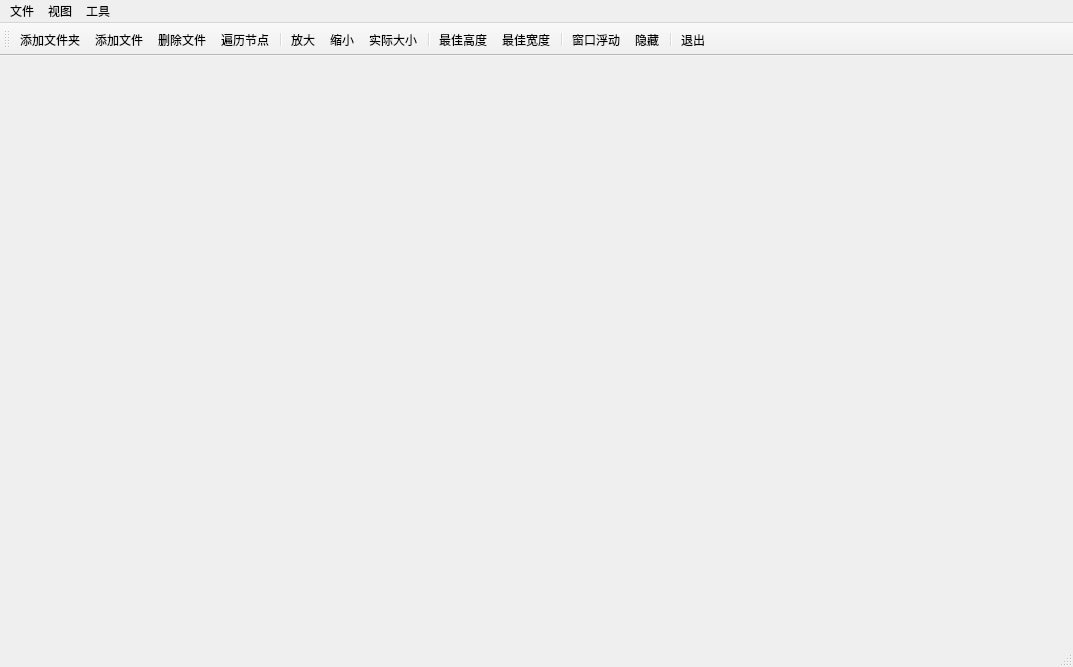
StoneHappy/Qt-begin, file src/Runtime/Series/j_ExQTreeWidget/ExQTreeWidget.ui: the form before one commit.
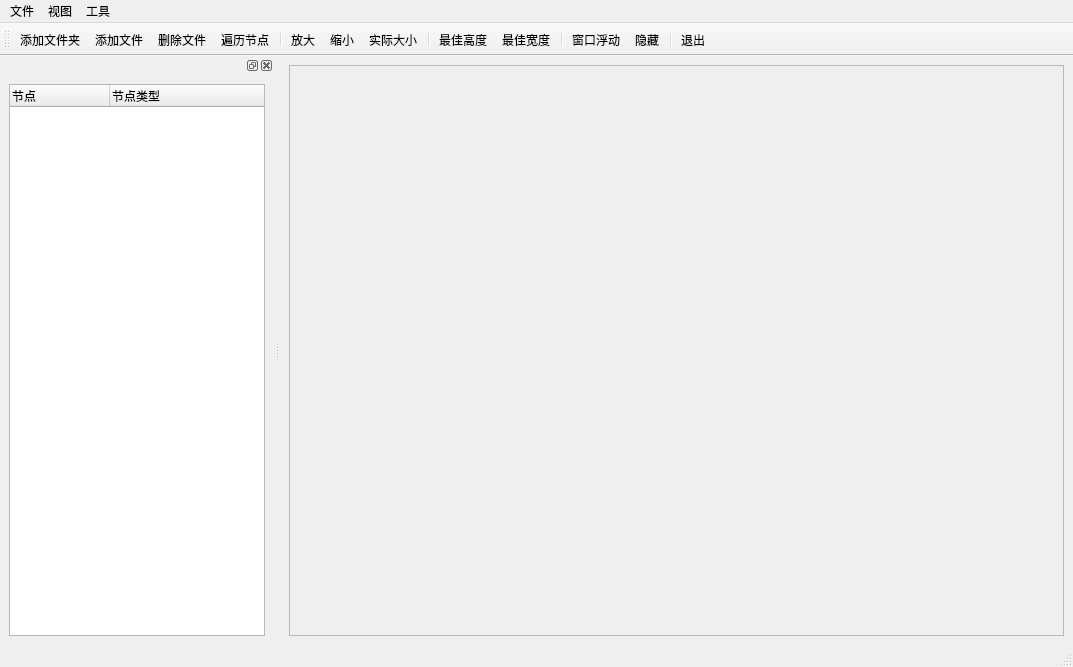
The form after the commit. Icons and pictures are not drawn.

Commit message: ✨ feat: docker scroll

Patch:
```diff
--- a/src/Runtime/Series/j_ExQTreeWidget/ExQTreeWidget.ui
+++ b/src/Runtime/Series/j_ExQTreeWidget/ExQTreeWidget.ui
@@ -13,7 +13,36 @@
   <property name="windowTitle">
    <string>MainWindow</string>
   </property>
-  <widget class="QWidget" name="centralwidget"/>
+  <widget class="QWidget" name="centralwidget">
+   <layout class="QHBoxLayout" name="horizontalLayout">
+    <item>
+     <widget class="QScrollArea" name="scrollArea">
+      <property name="widgetResizable">
+       <bool>true</bool>
+      </property>
+      <widget class="QWidget" name="scrollAreaWidgetContents">
+       <property name="geometry">
+        <rect>
+         <x>0</x>
+         <y>0</y>
+         <width>753</width>
+         <height>533</height>
+        </rect>
+       </property>
+       <layout class="QHBoxLayout" name="horizontalLayout_2">
+        <item>
+         <widget class="QLabel" name="label">
+          <property name="text">
+           <string/>
+          </property>
+         </widget>
+        </item>
+       </layout>
+      </widget>
+     </widget>
+    </item>
+   </layout>
+  </widget>
   <widget class="QMenuBar" name="menubar">
    <property name="geometry">
     <rect>
@@ -88,6 +117,29 @@
    <addaction name="separator"/>
    <addaction name="actQiut"/>
   </widget>
+  <widget class="QDockWidget" name="dockWidget">
+   <attribute name="dockWidgetArea">
+    <number>1</number>
+   </attribute>
+   <widget class="QWidget" name="dockWidgetContents">
+    <layout class="QVBoxLayout" name="verticalLayout">
+     <item>
+      <widget class="QTreeWidget" name="treeWidget">
+       <column>
+        <property name="text">
+         <string>节点</string>
+        </property>
+       </column>
+       <column>
+        <property name="text">
+         <string>节点类型</string>
+        </property>
+       </column>
+      </widget>
+     </item>
+    </layout>
+   </widget>
+  </widget>
   <action name="actAddFolder">
    <property name="icon">
     <iconset resource="../../../../resources/resources.qrc">
```
